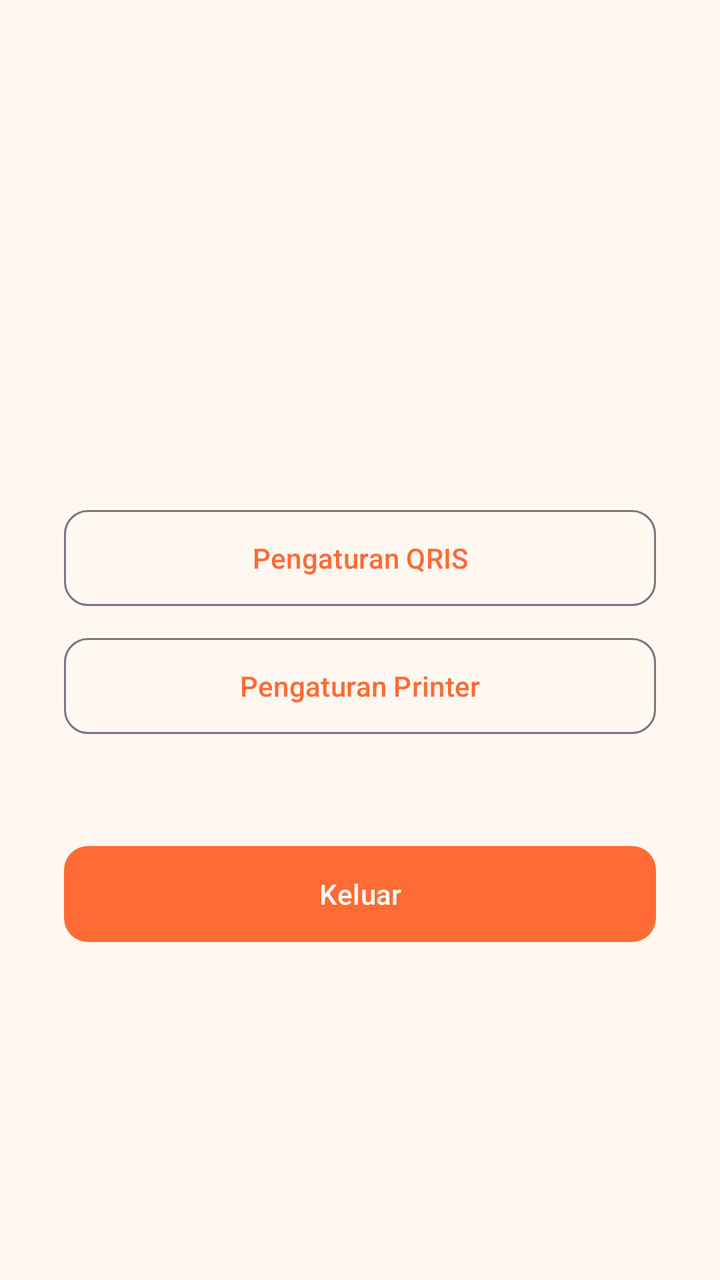
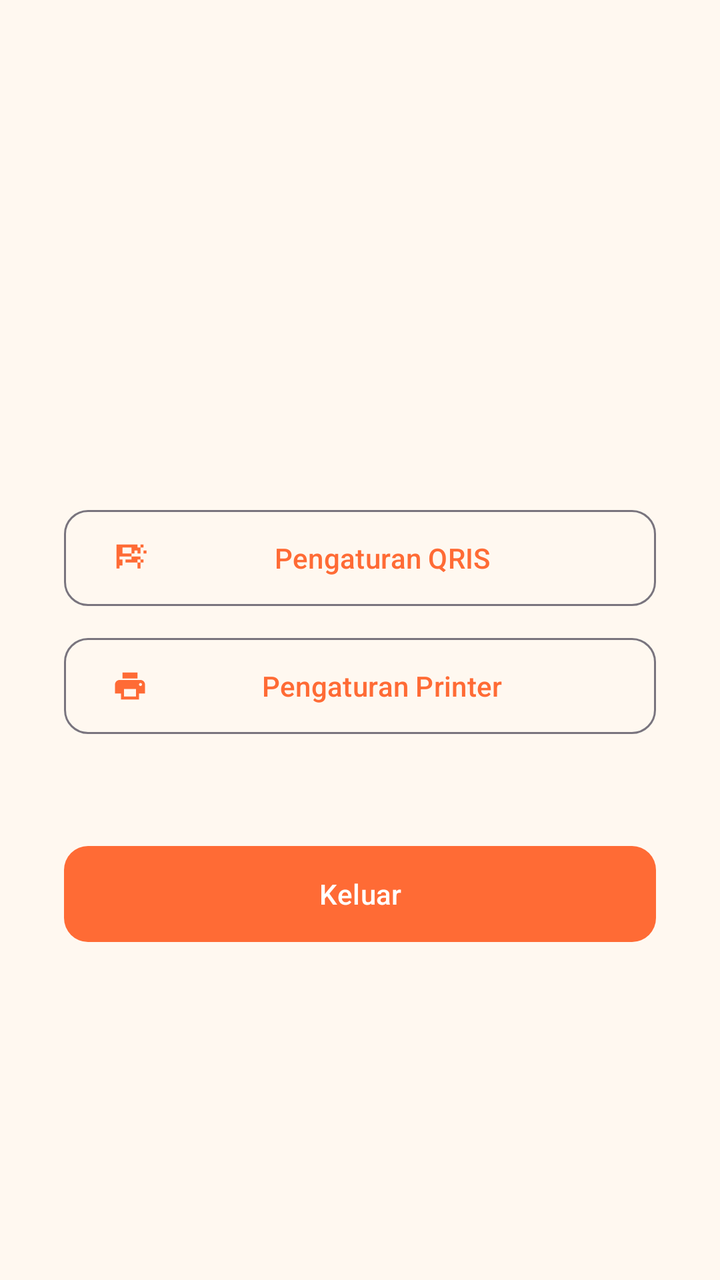

The first picture is an Android layout as it rendered before a commit; the second is the same layout after the commit. The layout source and the unified diff follow.
<!-- AndroidManifest.xml: application theme Theme.MiePos -->
<!-- res/layout/fragment_profil.xml -->
<?xml version="1.0" encoding="utf-8"?>
<LinearLayout xmlns:android="http://schemas.android.com/apk/res/android"
    xmlns:app="http://schemas.android.com/apk/res-auto"
    android:layout_width="match_parent"
    android:layout_height="match_parent"
    android:gravity="center"
    android:orientation="vertical"
    android:padding="32dp">

    <TextView
        android:id="@+id/tvName"
        android:layout_width="wrap_content"
        android:layout_height="wrap_content"
        android:textSize="24sp"
        android:textStyle="bold"
        android:textColor="@color/text_primary" />

    <TextView
        android:id="@+id/tvRole"
        android:layout_width="wrap_content"
        android:layout_height="wrap_content"
        android:layout_marginTop="8dp"
        android:textSize="16sp"
        android:textColor="@color/text_secondary" />

    <com.google.android.material.button.MaterialButton
        android:id="@+id/btnPengaturanQris"
        style="@style/Widget.Material3.Button.OutlinedButton"
        android:layout_width="match_parent"
        android:layout_height="56dp"
        android:layout_marginTop="24dp"
        android:text="Pengaturan QRIS"
        app:cornerRadius="12dp" />

    <com.google.android.material.button.MaterialButton
        android:id="@+id/btnPengaturanPrinter"
        style="@style/Widget.Material3.Button.OutlinedButton"
        android:layout_width="match_parent"
        android:layout_height="56dp"
        android:layout_marginTop="8dp"
        android:text="Pengaturan Printer"
        app:cornerRadius="12dp" />

    <com.google.android.material.button.MaterialButton
        android:id="@+id/btnLogout"
        android:layout_width="match_parent"
        android:layout_height="56dp"
        android:layout_marginTop="48dp"
        android:text="Keluar"
        app:cornerRadius="12dp" />

</LinearLayout>
<!-- resources referenced by this layout -->
<resources>
  <color name="text_primary">#1A1A1A</color>
  <color name="text_secondary">#757575</color>
  <style name="Theme.MiePos" parent="Theme.Material3.Light.NoActionBar">
          <item name="colorPrimary">@color/primary</item>
          <item name="colorPrimaryContainer">@color/primary_light</item>
          <item name="colorOnPrimaryContainer">@color/text_primary</item>
          <item name="colorOnPrimary">@color/on_primary</item>
          <item name="colorSecondary">@color/secondary</item>
          <item name="colorSecondaryContainer">@color/card_yellow</item>
          <item name="android:colorBackground">@color/background</item>
          <item name="colorSurface">@color/surface</item>
          <item name="colorError">@color/error</item>
      </style>
  <color name="primary">#FF6B35</color>
  <color name="primary_light">#FFAA80</color>
  <color name="on_primary">#FFFFFF</color>
  <color name="secondary">#FFB800</color>
  <color name="card_yellow">#FFF8E1</color>
  <color name="background">#FFF8F0</color>
  <color name="surface">#FFFFFF</color>
  <color name="error">#C62828</color>
</resources>

<!-- the commit's change to res/layout/fragment_profil.xml (unified diff, before → after) -->
@@ -30,7 +30,8 @@
         android:layout_height="56dp"
         android:layout_marginTop="24dp"
         android:text="Pengaturan QRIS"
-        app:cornerRadius="12dp" />
+        app:cornerRadius="12dp"
+        app:icon="@drawable/ic_qr_code" />
 
     <com.google.android.material.button.MaterialButton
         android:id="@+id/btnPengaturanPrinter"
@@ -39,7 +40,8 @@
         android:layout_height="56dp"
         android:layout_marginTop="8dp"
         android:text="Pengaturan Printer"
-        app:cornerRadius="12dp" />
+        app:cornerRadius="12dp"
+        app:icon="@drawable/ic_print" />
 
     <com.google.android.material.button.MaterialButton
         android:id="@+id/btnLogout"
<!-- resource entries referenced after the edit -->
@@ -2,6 +2,26 @@
 <resources>
   <color name="text_primary">#1A1A1A</color>
   <color name="text_secondary">#757575</color>
+  <!-- drawable ic_print (drawable) -->
+  <?xml version="1.0" encoding="utf-8"?>
+  <vector xmlns:android="http://schemas.android.com/apk/res/android"
+      android:width="24dp"
+      android:height="24dp"
+      android:viewportWidth="24"
+      android:viewportHeight="24">
+      <path android:fillColor="#FF6B35"
+          android:pathData="M19,8H5c-1.66,0 -3,1.34 -3,3v6h4v4h12v-4h4v-6c0,-1.66 -1.34,-3 -3,-3zM16,19H8v-5h8v5zM19,12c-0.55,0 -1,-0.45 -1,-1s0.45,-1 1,-1 1,0.45 1,1 -0.45,1 -1,1zM17,3H7v4h10V3z"/>
+  </vector>
+  <!-- drawable ic_qr_code (drawable) -->
+  <?xml version="1.0" encoding="utf-8"?>
+  <vector xmlns:android="http://schemas.android.com/apk/res/android"
+      android:width="24dp"
+      android:height="24dp"
+      android:viewportWidth="24"
+      android:viewportHeight="24">
+      <path android:fillColor="#FF6B35"
+          android:pathData="M3,11h2v2H3zM3,7h4v4H3zM3,3h4v4H3zM7,3h2v2H7zM7,9h2v2H7zM5,5h2v2H5zM5,9h2v2H5zM9,3h2v2H9zM11,3h2v2H11zM13,3h4v4h-4zM13,7h2v2h-2zM15,5h2v2h-2zM3,13h4v4H3zM5,15h2v2H5zM3,17h2v2H3zM9,13h2v2H9zM11,13h2v2H11zM13,13h2v2H13zM15,13h2v2H15zM17,11h2v2H17zM17,15h2v4H17zM19,13h2v2H19zM9,9h2v2H9zM11,9h2v2H11zM13,11h2v2H13zM15,11h2v2H15zM19,3h2v2H19zM17,5h2v4H17zM21,7h2v2H21z"/>
+  </vector>
   <style name="Theme.MiePos" parent="Theme.Material3.Light.NoActionBar">
           <item name="colorPrimary">@color/primary</item>
           <item name="colorPrimaryContainer">@color/primary_light</item>
